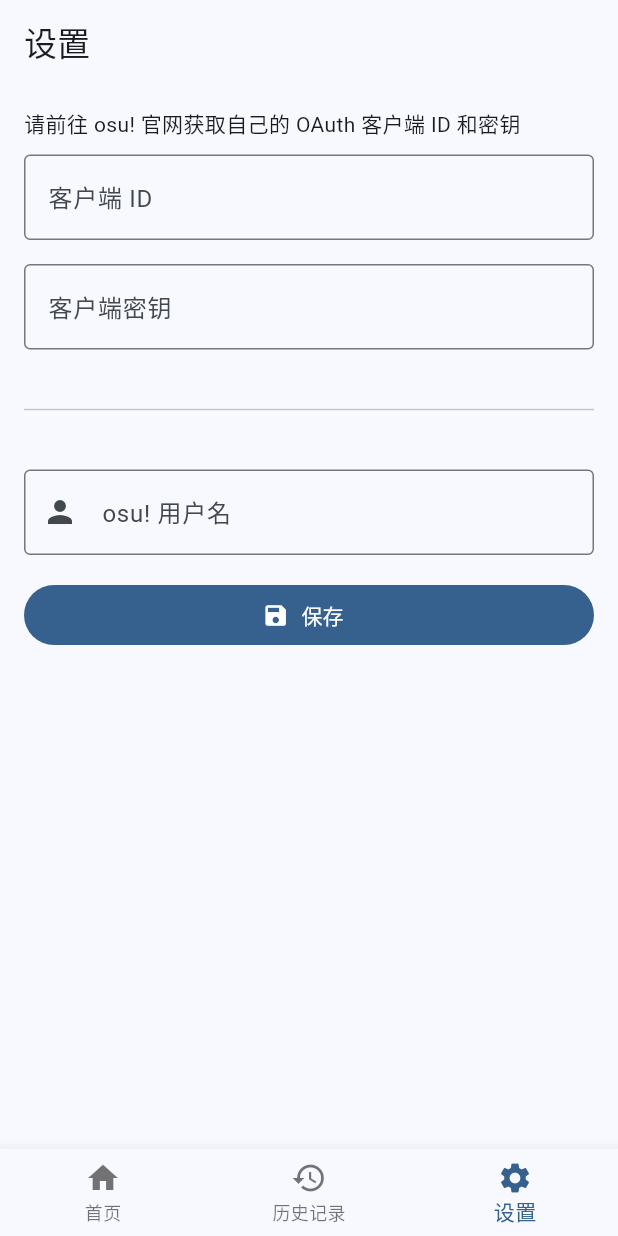
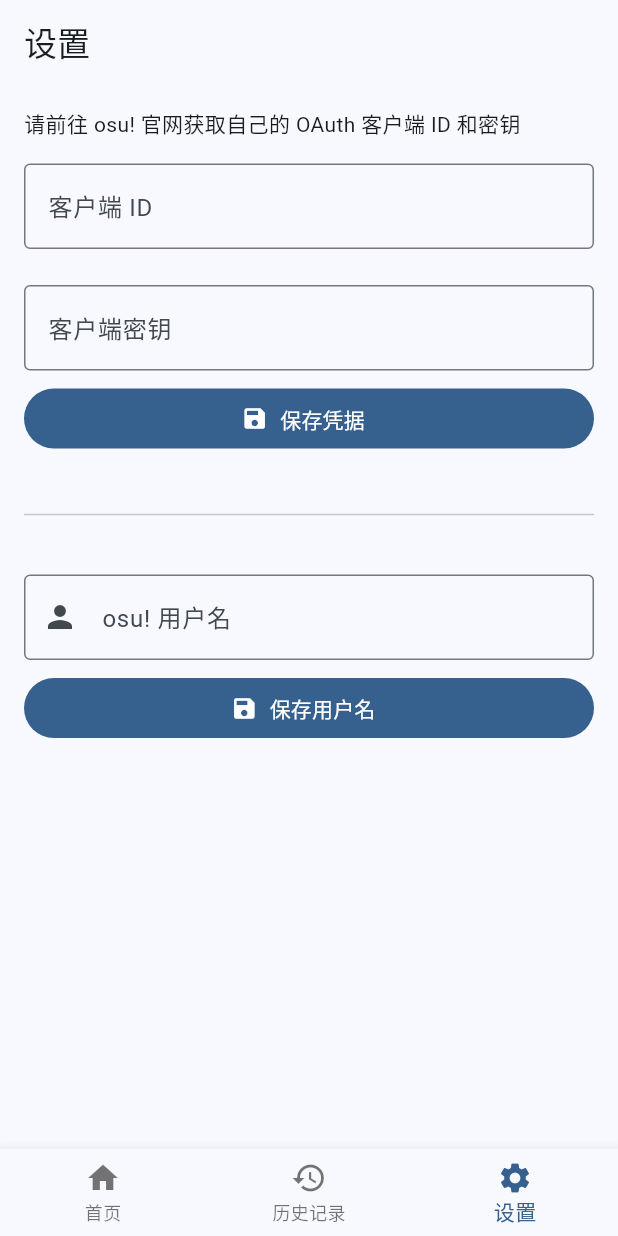
Before and after one commit to sp2dev/osuStatsFlutter, a Flutter app: the screen it shows after launch, item 3 of the bottom bar chosen, on a phone screen of 412 x 824 dp. Run offline on Flutter 3.47's test engine with Material 3 defaults, Android fonts, the phone set to English and light mode, and no system bars; our stand-ins replace shared_preferences, sqflite, sqflite_common_ffi; accounts and stored records are empty.

Commit message:
分离OAuth认证与用户名的保存逻辑

```diff
--- a/lib/pages/profile_page.dart
+++ b/lib/pages/profile_page.dart
@@ -13,7 +13,8 @@ class _ProfilePageState extends State<ProfilePage> {
   final _clientIdController = TextEditingController();
   final _clientSecretController = TextEditingController();
   final _usernameController = TextEditingController();
-  bool _isChecking = false;
+  bool _savingCredentials = false;
+  bool _savingUsername = false;
 
   @override
   void initState() {
@@ -31,7 +32,27 @@ class _ProfilePageState extends State<ProfilePage> {
     setState(() {});
   }
 
-  Future<void> _saveAndQuery() async {
+  Future<void> _saveCredentials() async {
+    setState(() => _savingCredentials = true);
+    try {
+      final prefs = await SharedPreferences.getInstance();
+      await prefs.setString('client_id', _clientIdController.text);
+      await prefs.setString('client_secret', _clientSecretController.text);
+      if (!mounted) return;
+      ScaffoldMessenger.of(context).showSnackBar(
+        const SnackBar(content: Text('客户端 ID 和密钥已保存')),
+      );
+    } catch (e) {
+      if (!mounted) return;
+      ScaffoldMessenger.of(context).showSnackBar(
+        SnackBar(content: Text('保存失败: $e')),
+      );
+    } finally {
+      if (mounted) setState(() => _savingCredentials = false);
+    }
+  }
+
+  Future<void> _saveUsername() async {
     final username = _usernameController.text.trim();
     if (username.isEmpty) {
       ScaffoldMessenger.of(context).showSnackBar(
@@ -39,17 +60,13 @@ class _ProfilePageState extends State<ProfilePage> {
       );
       return;
     }
-
-    setState(() => _isChecking = true);
+    setState(() => _savingUsername = true);
     try {
       final prefs = await SharedPreferences.getInstance();
       await prefs.setString('query_username', username);
-      await prefs.setString('client_id', _clientIdController.text);
-      await prefs.setString('client_secret', _clientSecretController.text);
-
       if (!mounted) return;
       ScaffoldMessenger.of(context).showSnackBar(
-        const SnackBar(content: Text('已保存，请切换到"首页"查看数据')),
+        SnackBar(content: Text('用户名 "$username" 已保存')),
       );
     } catch (e) {
       if (!mounted) return;
@@ -57,7 +74,7 @@ class _ProfilePageState extends State<ProfilePage> {
         SnackBar(content: Text('保存失败: $e')),
       );
     } finally {
-      if (mounted) setState(() => _isChecking = false);
+      if (mounted) setState(() => _savingUsername = false);
     }
   }
 
@@ -77,24 +94,39 @@ class _ProfilePageState extends State<ProfilePage> {
         padding: const EdgeInsets.all(16.0),
         children: [
           const Text("请前往 osu! 官网获取自己的 OAuth 客户端 ID 和密钥"),
-          const SizedBox(height: 10),
+          const SizedBox(height: 16),
           TextField(
             controller: _clientIdController,
             decoration: const InputDecoration(
               labelText: '客户端 ID',
-              hintText: "输入 OAuth 客户端 ID",
+              hintText: '输入 OAuth 客户端 ID',
               border: OutlineInputBorder(),
             ),
           ),
-          const SizedBox(height: 16),
+          const SizedBox(height: 24),
           TextField(
             controller: _clientSecretController,
             decoration: const InputDecoration(
               labelText: '客户端密钥',
-              hintText: "输入 OAuth 客户端密钥",
+              hintText: '输入 OAuth 客户端密钥',
               border: OutlineInputBorder(),
             ),
             obscureText: true,
+          ),
+          const SizedBox(height: 8),
+          SizedBox(
+            width: double.infinity,
+            child: FilledButton.icon(
+              onPressed: _savingCredentials ? null : _saveCredentials,
+              icon: _savingCredentials
+                  ? const SizedBox(
+                      width: 16,
+                      height: 16,
+                      child: CircularProgressIndicator(strokeWidth: 2),
+                    )
+                  : const Icon(Icons.save),
+              label: Text(_savingCredentials ? '保存中...' : '保存凭据'),
+            ),
           ),
           const SizedBox(height: 32),
           const Divider(),
@@ -108,17 +140,20 @@ class _ProfilePageState extends State<ProfilePage> {
               prefixIcon: Icon(Icons.person),
             ),
           ),
-          const SizedBox(height: 16),
-          FilledButton.icon(
-            onPressed: _isChecking ? null : _saveAndQuery,
-            icon: _isChecking
+          const SizedBox(height: 8),
+          SizedBox(
+            width: double.infinity,
+            child: FilledButton.icon(
+              onPressed: _savingUsername ? null : _saveUsername,
+              icon: _savingUsername
                   ? const SizedBox(
                       width: 16,
                       height: 16,
                       child: CircularProgressIndicator(strokeWidth: 2),
                     )
                   : const Icon(Icons.save),
-            label: Text(_isChecking ? '保存中...' : '保存'),
+              label: Text(_savingUsername ? '保存中...' : '保存用户名'),
+            ),
           ),
         ],
       ),
```
Lines whose indentation alone changed are shown as unchanged.
